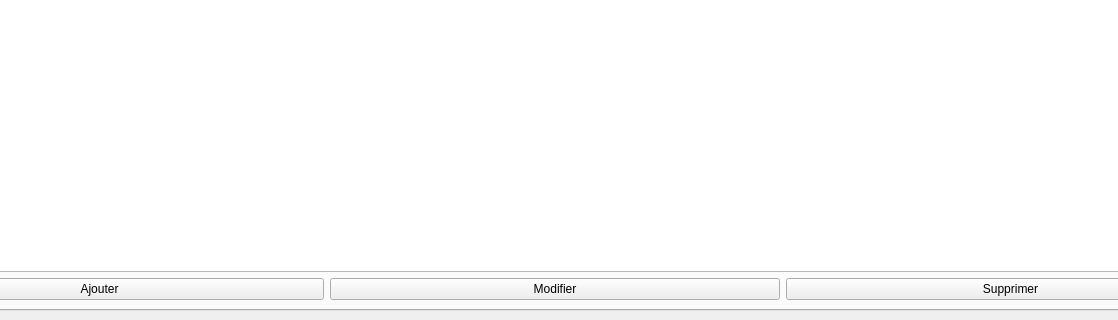
This is mainwindow.ui in Salma803/QFinance2 as Qt 5 draws it before an edit; both pictures show x 145 to 1263 and y 530 to 850 of the 1400 by 850 pixel window. The edited form follows.
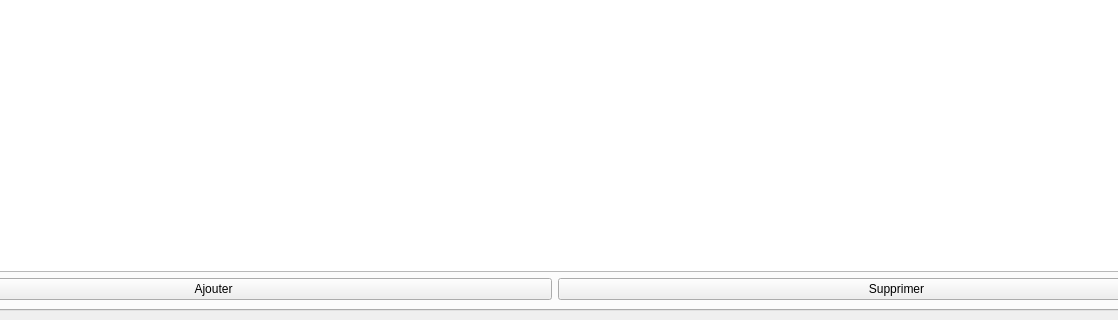
This is the edited form. The open tabs and pages were chosen to show the change. Custom widgets are drawn as their Qt base class.

Commit message: Inplace edit of categorie name et budget

```diff
--- a/mainwindow.ui
+++ b/mainwindow.ui
@@ -138,13 +138,7 @@
             </property>
            </widget>
           </item>
-          <item>
-           <widget class="QPushButton" name="btnModifierCategorie">
-            <property name="text">
-             <string>Modifier</string>
-            </property>
-           </widget>
-          </item>
+
           <item>
            <widget class="QPushButton" name="btnSupprimerCategorie">
             <property name="text">
```
Lines whose indentation alone changed are shown as unchanged. The commit also changes 3 other files.
